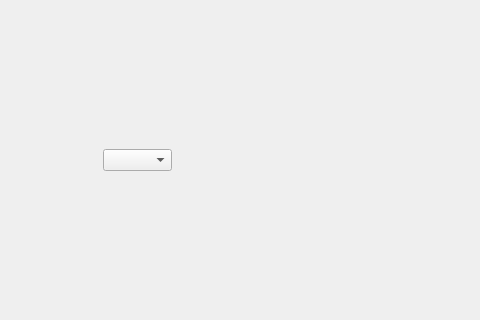
Before: the Qt Designer form 20191213/combox.ui in penpen456/pyqt5_test, drawn with Qt 5; both pictures show x 147 to 627 and y 91 to 411 of the 800 by 600 pixel window.
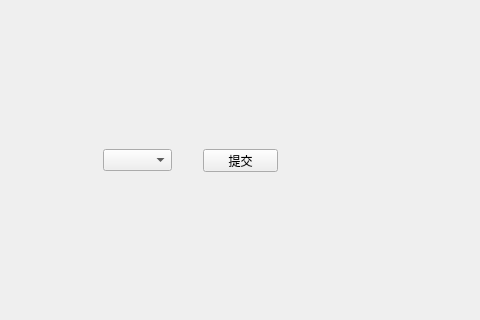
After: the same form once the commit is applied.

```diff
--- a/20191213/combox.ui
+++ b/20191213/combox.ui
@@ -24,6 +24,19 @@
      </rect>
     </property>
    </widget>
+   <widget class="QPushButton" name="pushButton">
+    <property name="geometry">
+     <rect>
+      <x>350</x>
+      <y>240</y>
+      <width>75</width>
+      <height>23</height>
+     </rect>
+    </property>
+    <property name="text">
+     <string>提交</string>
+    </property>
+   </widget>
   </widget>
   <widget class="QMenuBar" name="menubar">
    <property name="geometry">
```
